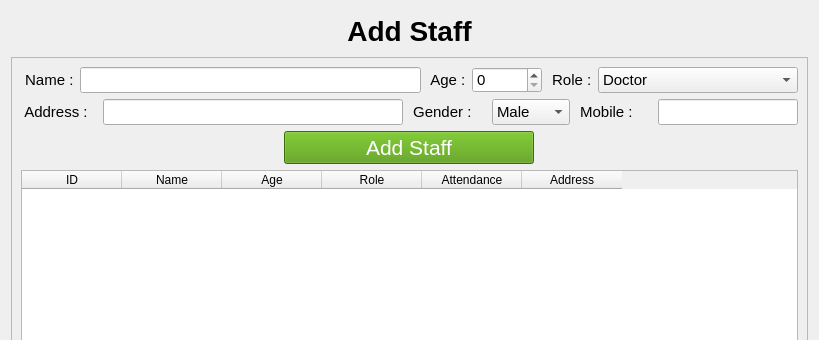
The window that ui/addstaff.ui (khaledabotaleb/active-application) describes before a commit, drawn with Qt 5; both pictures show x 0 to 819 and y 0 to 340 of the 819 by 576 pixel window.
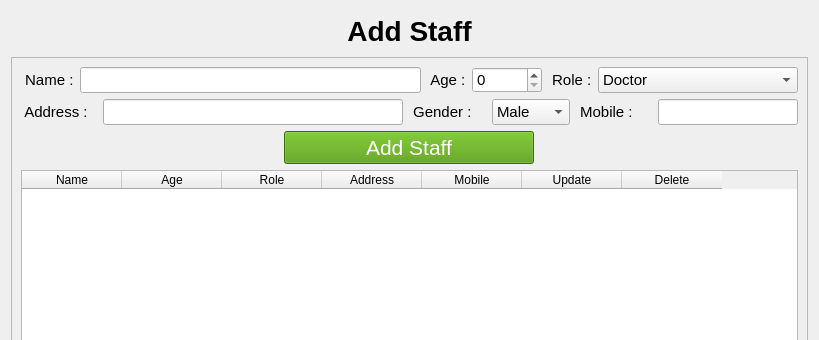
The same window after the commit. Icons and pictures are not drawn.

Diff of the .ui file:
```diff
--- a/ui/addstaff.ui
+++ b/ui/addstaff.ui
@@ -257,14 +257,18 @@
         <layout class="QHBoxLayout" name="horizontalLayout_2">
          <item>
           <widget class="QTableWidget" name="tableWidget">
+           <property name="enabled">
+            <bool>true</bool>
+           </property>
            <property name="styleSheet">
             <string notr="true">border-color: rgb(152, 152, 152);</string>
            </property>
-           <column>
-            <property name="text">
-             <string>ID</string>
-            </property>
-           </column>
+           <property name="editTriggers">
+            <set>QAbstractItemView::NoEditTriggers</set>
+           </property>
+           <property name="sortingEnabled">
+            <bool>true</bool>
+           </property>
            <column>
             <property name="text">
              <string>Name</string>
@@ -280,16 +284,26 @@
              <string>Role</string>
             </property>
            </column>
-           <column>
-            <property name="text">
-             <string>Attendance</string>
-            </property>
-           </column>
            <column>
             <property name="text">
              <string>Address</string>
             </property>
            </column>
+           <column>
+            <property name="text">
+             <string>Mobile</string>
+            </property>
+           </column>
+           <column>
+            <property name="text">
+             <string>Update</string>
+            </property>
+           </column>
+           <column>
+            <property name="text">
+             <string>Delete</string>
+            </property>
+           </column>
           </widget>
          </item>
         </layout>
```
